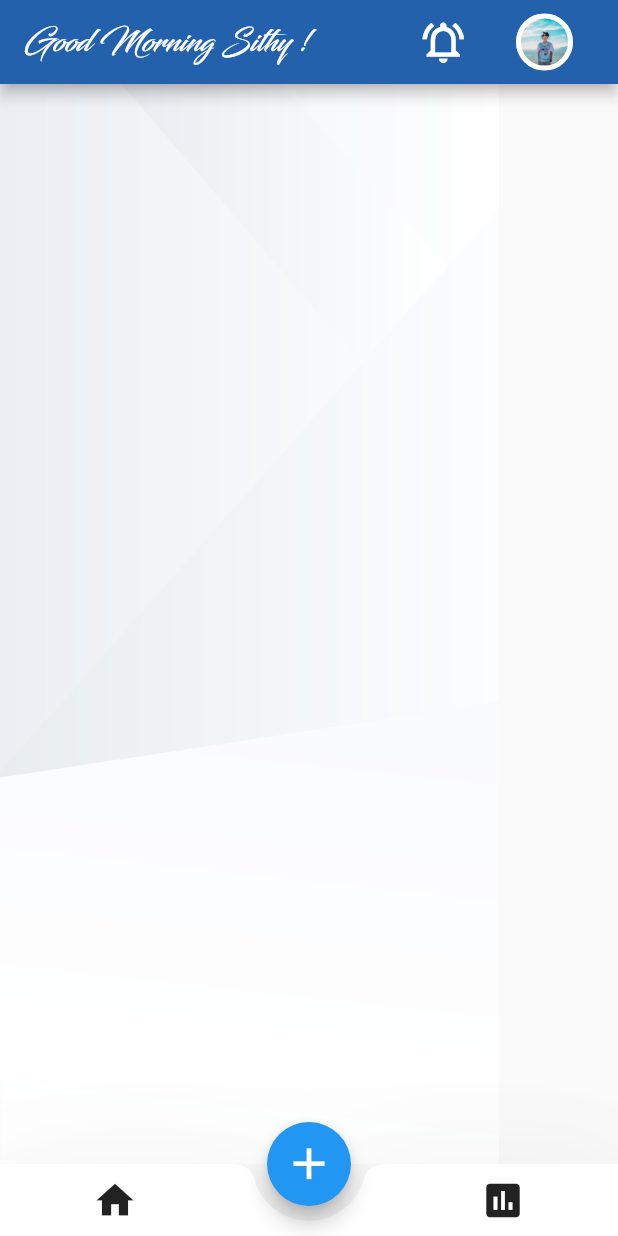
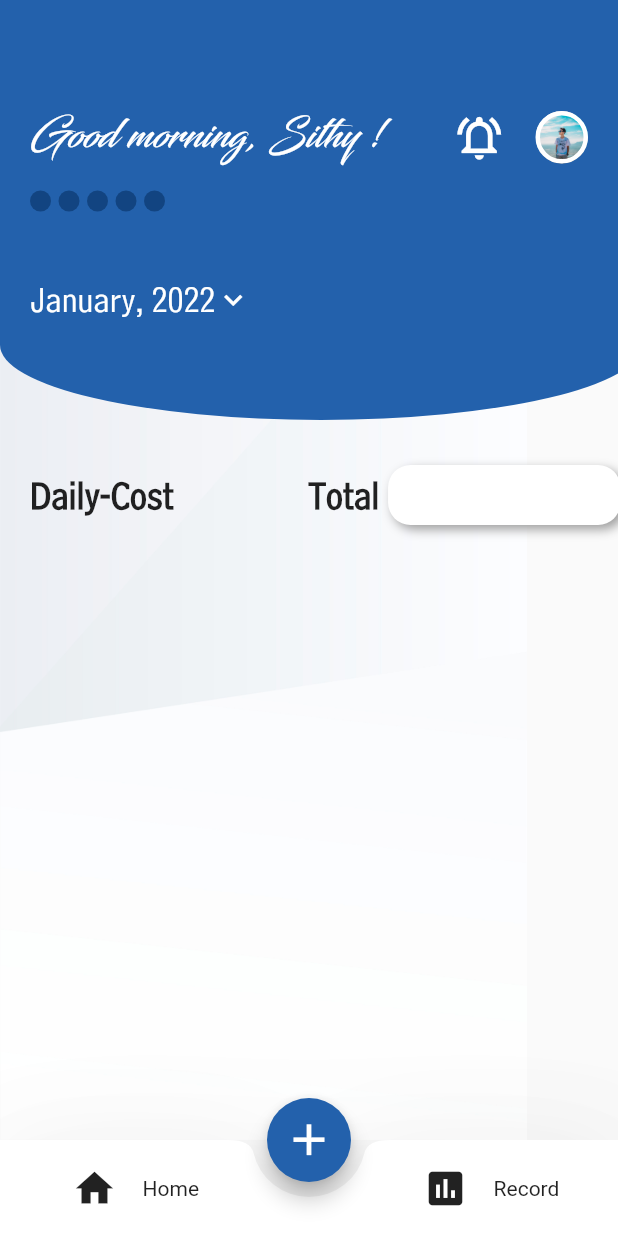
Before and after one commit to ChamroeunSithy/Horpao_Application, a Flutter app: the screen it shows after launch, on a phone screen of 412 x 824 dp. Run offline on Flutter 3.47's test engine with Material 2 defaults, Android fonts, the phone set to English and light mode, and no system bars.

Commit message:
Update 12-Feb-22

```diff
--- a/lib/Page/home_page.dart
+++ b/lib/Page/home_page.dart
@@ -1,70 +1,201 @@
 import 'package:flutter/material.dart';
 
 class HomePage extends StatelessWidget {
-  const HomePage({Key key}) : super(key: key);
+  const HomePage({Key? key}) : super(key: key);
 
   @override
   Widget build(BuildContext context) {
     return Scaffold(
-      appBar: _buildAppbar,
       body: _buildBoby,
       bottomNavigationBar: _buildBottom,
       floatingActionButton: FloatingActionButton(
         onPressed: () {},
-        child: const Icon(
-          Icons.add,
-          size: 35.0,
-        ),
+        child: const Icon(Icons.add, size: 35.0),
+        backgroundColor: const Color.fromRGBO(35, 97, 172, 1),
       ),
       floatingActionButtonLocation: FloatingActionButtonLocation.centerDocked,
     );
   }
 
-  get _buildAppbar => AppBar(
-        backgroundColor: const Color.fromRGBO(35, 97, 172, 1),
-        title: Container(
-          alignment: Alignment.topLeft,
-          child: const Text(
-            'Good Morning Sithy !',
-            style: TextStyle(fontFamily: "BLACKSWORD.OTF"),
+  get _buildBoby => Stack(
+        children: [
+          _buildBackground(),
+          Positioned(
+            top: 50.0,
+            child: Padding(
+              padding: const EdgeInsets.all(20.0),
+              child: SizedBox(
+                height: 180.0,
+                // color: Colors.redAccent,
+                child: Column(
+                  crossAxisAlignment: CrossAxisAlignment.start,
+                  children: [
+                    const Text(
+                      "Good morning, Sithy !",
+                      style: TextStyle(
+                        fontSize: 26.0,
+                        fontFamily: 'BLACKSWORD.OTF',
+                        color: Colors.white,
                       ),
                     ),
-        actions: [
-          IconButton(
-            onPressed: () {},
-            icon: const Icon(
-              Icons.notifications_active_outlined,
-              size: 33.0,
+                    const SizedBox(height: 15.0),
+                    Row(
+                      children: [
+                        Container(
+                          height: 14.0,
+                          width: 14.0,
+                          decoration: BoxDecoration(
+                              color: const Color.fromRGBO(18, 68, 129, 1),
+                              borderRadius: BorderRadius.circular(8)),
+                        ),
+                        const SizedBox(width: 5.0),
+                        Container(
+                          height: 14.0,
+                          width: 14.0,
+                          decoration: BoxDecoration(
+                              color: const Color.fromRGBO(18, 68, 129, 1),
+                              borderRadius: BorderRadius.circular(8)),
+                        ),
+                        const SizedBox(width: 5.0),
+                        Container(
+                          height: 14.0,
+                          width: 14.0,
+                          decoration: BoxDecoration(
+                              color: const Color.fromRGBO(18, 68, 129, 1),
+                              borderRadius: BorderRadius.circular(8)),
+                        ),
+                        const SizedBox(width: 5.0),
+                        Container(
+                          height: 14.0,
+                          width: 14.0,
+                          decoration: BoxDecoration(
+                              color: const Color.fromRGBO(18, 68, 129, 1),
+                              borderRadius: BorderRadius.circular(8)),
+                        ),
+                        const SizedBox(width: 5.0),
+                        Container(
+                          height: 14.0,
+                          width: 14.0,
+                          decoration: BoxDecoration(
+                              color: const Color.fromRGBO(18, 68, 129, 1),
+                              borderRadius: BorderRadius.circular(8)),
+                        ),
+                      ],
+                    ),
+                    const SizedBox(height: 45.0),
+                    Row(
+                      children: const [
+                        Text(
+                          "January, 2022",
+                          style: TextStyle(
+                            fontSize: 24.0,
+                            fontFamily: "BELCEADR.TTF",
+                            color: Colors.white,
                           ),
                         ),
-          const SizedBox(
-            width: 25.0,
+                        Icon(Icons.expand_more, color: Colors.white),
+                      ],
                     ),
-          Container(
-            width: 38.0,
+                  ],
+                ),
+              ),
+            ),
+          ),
+          Positioned(
+            top: 74.0,
+            right: 20.0,
+            child: Row(
+              children: [
+                InkWell(
+                  onTap: () {},
+                  child: const Icon(Icons.notifications_active_outlined,
+                      size: 35.0, color: Colors.white),
+                ),
+                const SizedBox(width: 20.0),
+                InkWell(
+                  onTap: () {},
+                  child: Container(
+                    height: 35.0,
+                    width: 35.0,
                     decoration: BoxDecoration(
                       shape: BoxShape.circle,
-              border: Border.all(color: Colors.white, width: 3.3),
+                      border: Border.all(color: Colors.white, width: 3.0),
                       image: const DecorationImage(
                         image: AssetImage("assets/IMG_1255.JPG"),
                       ),
                     ),
                   ),
+                ),
+              ],
+            ),
+          ),
+          Positioned(
+            top: 310.0,
+            left: 20.0,
+            child: Row(
+              children: [
+                const Text(
+                  "Daily-Cost",
+                  style: TextStyle(
+                      fontSize: 26.0,
+                      fontFamily: "BELCEADR.TTF",
+                      fontWeight: FontWeight.bold),
+                ),
                 const SizedBox(
-            width: 30.0,
+                  width: 90.0,
+                ),
+                const Text(
+                  "Total ",
+                  style: TextStyle(
+                      fontSize: 26.0,
+                      fontFamily: "BELCEADR.TTF",
+                      fontWeight: FontWeight.bold),
+                ),
+                Container(
+                  height: 40.0,
+                  width: 155.0,
+                  decoration: const BoxDecoration(
+                    color: Colors.white,
+                    borderRadius: BorderRadius.all(Radius.circular(15)),
+                    boxShadow: [
+                      BoxShadow(
+                        color: Colors.grey,
+                        offset: Offset(3, 3),
+                        blurRadius: 5.0,
+                      ),
+                    ],
+                  ),
+                ),
+              ],
+            ),
           ),
         ],
       );
 
-  get _buildBoby => Stack(
-        children: const [
-          Image(
+  Stack _buildBackground() {
+    return Stack(
+      children: [
+        const Image(
           image: AssetImage('assets/Backgroun.jpg'),
           fit: BoxFit.cover,
-            alignment: Alignment.topCenter,
+        ),
+        Container(
+          height: 230.0,
+          color: const Color.fromRGBO(35, 97, 172, 1),
+        ),
+        Positioned(
+          top: 180.0,
+          child: ClipOval(
+            child: Container(
+              height: 100.0,
+              width: 428.0,
+              color: const Color.fromRGBO(35, 97, 172, 1),
+            ),
+          ),
         ),
       ],
     );
+  }
 
   get _buildBottom => BottomAppBar(
         notchMargin: 10.0,
@@ -74,6 +205,8 @@ class HomePage extends StatelessWidget {
         child: Row(
           mainAxisAlignment: MainAxisAlignment.spaceAround,
           children: [
+            ButtonBar(
+              children: [
                 IconButton(
                   onPressed: () {},
                   icon: const Icon(
@@ -81,7 +214,12 @@ class HomePage extends StatelessWidget {
                     size: 30.0,
                   ),
                 ),
+                const Text("Home"),
+              ],
+            ),
             const SizedBox(),
+            ButtonBar(
+              children: [
                 IconButton(
                   onPressed: () {},
                   icon: const Icon(
@@ -89,6 +227,9 @@ class HomePage extends StatelessWidget {
                     size: 30.0,
                   ),
                 ),
+                const Text("Record"),
+              ],
+            ),
           ],
         ),
       );
--- a/lib/main.dart
+++ b/lib/main.dart
@@ -6,7 +6,7 @@ void main() {
 }
 
 class MyApp extends StatelessWidget {
-  const MyApp({Key key}) : super(key: key);
+  const MyApp({Key? key}) : super(key: key);
 
   @override
   Widget build(BuildContext context) {
--- a/pubspec.yaml
+++ b/pubspec.yaml
@@ -18,7 +18,7 @@ publish_to: 'none' # Remove this line if you wish to publish to pub.dev
 version: 1.0.0+1
 
 environment:
-  sdk: ">=2.10.1 <3.0.0"
+  sdk: ">=2.15.1 <3.0.0"
 
 # Dependencies specify other packages that your package needs in order to work.
 # To automatically upgrade your package dependencies to the latest versions
@@ -79,6 +79,9 @@ flutter:
     - family: BLACKSWORD.OTF
       fonts:
         - asset: font/BLACKSWORD.OTF
+    - family: BELCEADR.TTF
+      fonts:
+        - asset: font/BELCEADR.TTF
 
 
   #
```
Also changed, not shown: font/BELCEADR.TTF (added), pubspec.lock. Lines whose indentation alone changed are shown as unchanged.
